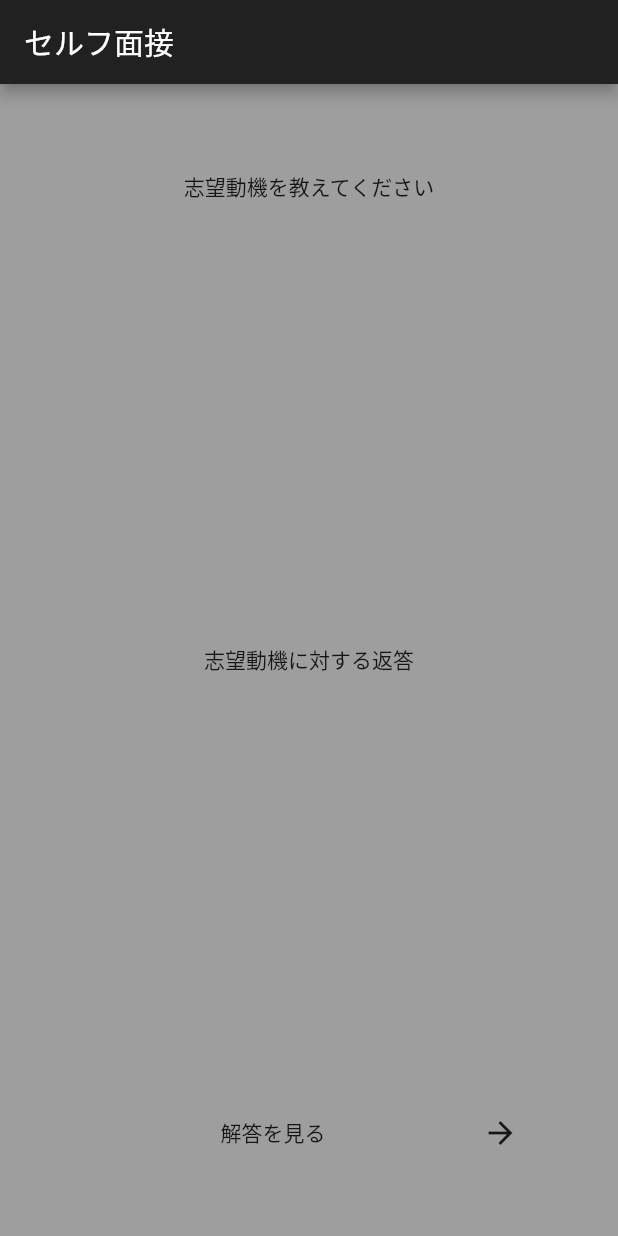
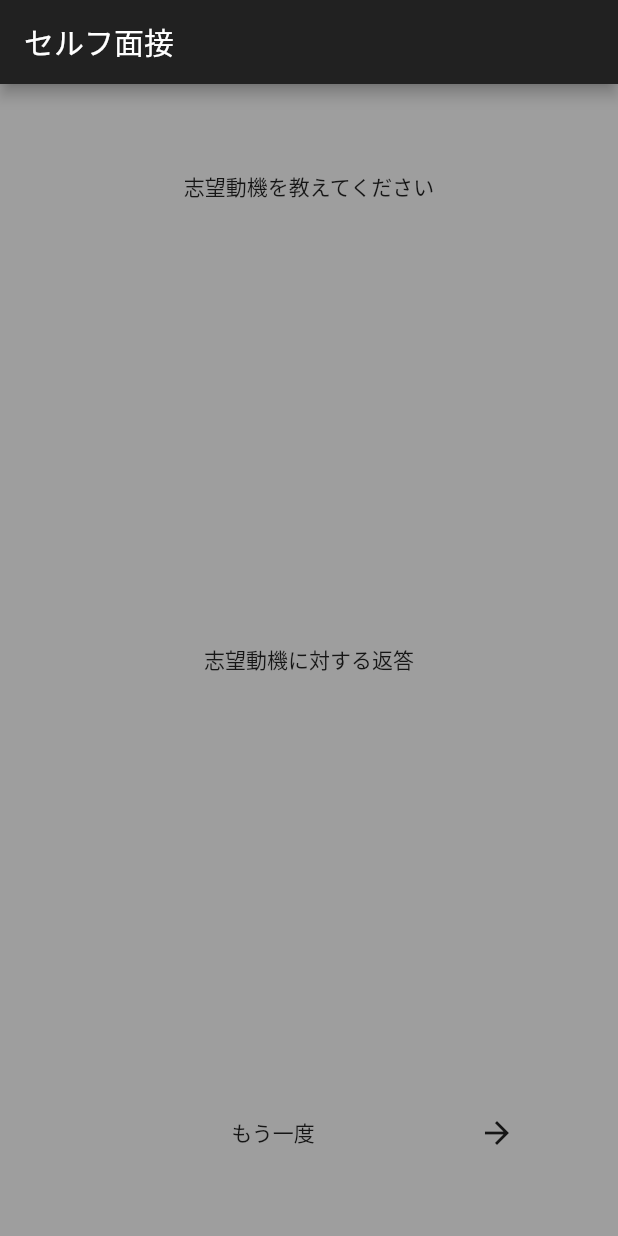
Before and after one commit to narutoshi01/self_interview_flutter, a Flutter app: the screen it shows after launch, after a tap on "解答を見る", on a phone screen of 412 x 824 dp. Run offline on Flutter 3.47's test engine with Material 2 defaults, Android fonts, the phone set to English and light mode, and no system bars.

Commit message:
add functionality to toggle answer (= show or hide)

```diff
--- a/lib/main.dart
+++ b/lib/main.dart
@@ -30,6 +30,26 @@ class InterviewPage extends StatefulWidget {
 }
 
 class _InterviewPageState extends State<InterviewPage> {
+  bool isAnswerVisible = false;
+
+  String showAnswerText = '解答を見る';
+
+  void initAnswerState() {
+    isAnswerVisible = false;
+    showAnswerText = '解答を見る';
+  }
+
+  void toggleAnswer() {
+    if (isAnswerVisible) {
+      isAnswerVisible = false;
+      showAnswerText = '解答を見る';
+    } else {
+      isAnswerVisible = true;
+      showAnswerText = 'もう一度';
+      // 将来的には，’もう一度’ボタンを押すと，質問がもう一度再生されるようにしたい
+    }
+  }
+
   @override
   Widget build(BuildContext context) {
     return Column(
@@ -44,7 +64,9 @@ class _InterviewPageState extends State<InterviewPage> {
         Expanded(
           flex: 5,
           child: Center(
-            child: Text(interViewBrain.getQuestionAnswer()),
+            child: Visibility(
+                visible: isAnswerVisible,
+                child: Text(interViewBrain.getQuestionAnswer())),
           ),
         ),
         Expanded(
@@ -61,14 +83,18 @@ class _InterviewPageState extends State<InterviewPage> {
                     // 戻るボタンクリック
                     setState(() {
                       interViewBrain.prevQuestion();
+                      initAnswerState();
                     });
                   },
                 ),
               ),
               FlatButton(
-                child: Text('解答を見る'),
+                child: Text(showAnswerText),
                 onPressed: () {
                   //条件分岐　解答を表示，または，解答を隠す（もう一度）
+                  setState(() {
+                    toggleAnswer();
+                  });
                 },
               ),
               Visibility(
@@ -79,6 +105,7 @@ class _InterviewPageState extends State<InterviewPage> {
                     // 進むボタンクリック
                     setState(() {
                       interViewBrain.nextQuestion();
+                      initAnswerState();
                     });
                   },
                 ),
```
